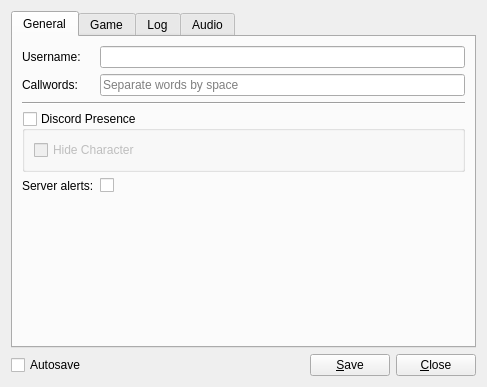
The window that res/ui/config_panel.ui (lambdcalculus/AO2-Client) describes before a commit, drawn with Qt 5.
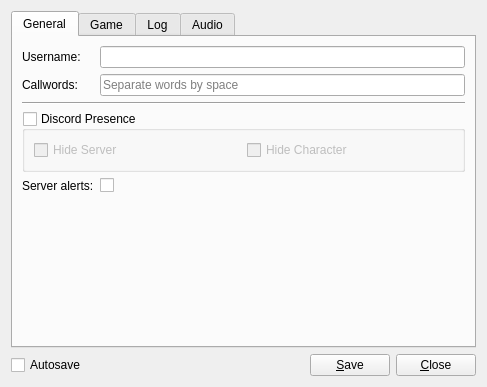
The same window after the commit.

Commit message:
Added Hide Server option
* See above.

Diff of the .ui file:
```diff
--- a/res/ui/config_panel.ui
+++ b/res/ui/config_panel.ui
@@ -91,6 +91,13 @@
           <bool>false</bool>
          </property>
          <layout class="QHBoxLayout" name="horizontalLayout">
+          <item>
+           <widget class="QCheckBox" name="discord_hide_server">
+            <property name="text">
+             <string>Hide Server</string>
+            </property>
+           </widget>
+          </item>
           <item>
            <widget class="QCheckBox" name="discord_hide_character">
             <property name="text">
```
The commit also changes 7 other files.
